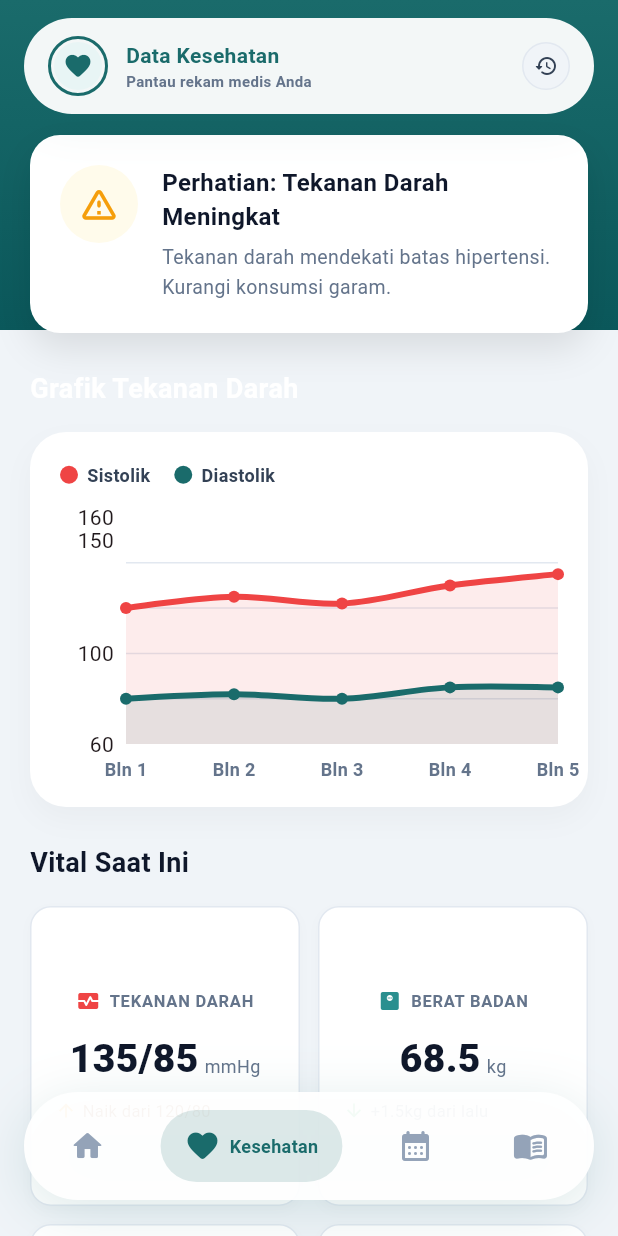
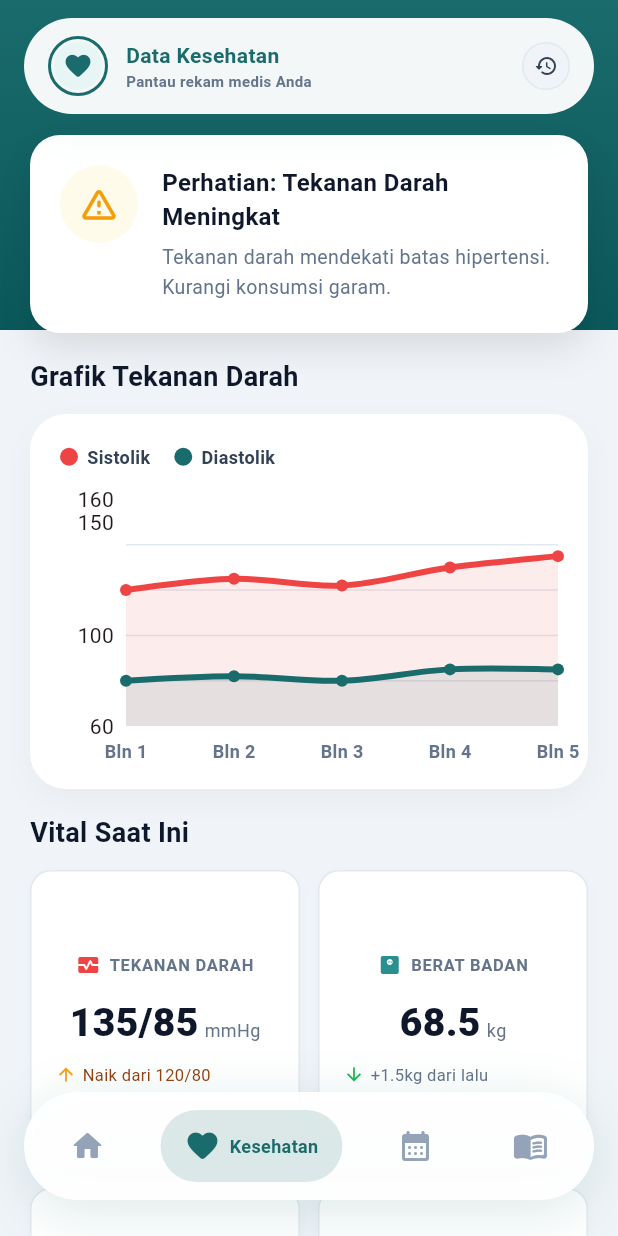
Before and after one commit to ardhikaxx/sipeka-mobile, a Flutter app: the screen it shows after launch, item 2 of the bottom bar chosen, on a phone screen of 412 x 824 dp. Run offline on Flutter 3.47's test engine with Material 3 defaults, Android fonts, the phone set to English and light mode, and no system bars; drawn by our look-alikes of fl_chart; our stand-ins replace get, table_calendar.

Commit message:
style: reduce spacing between sections in health data view

```diff
--- a/lib/features/health_data/views/health_data_view.dart
+++ b/lib/features/health_data/views/health_data_view.dart
@@ -36,14 +36,15 @@ class HealthDataView extends GetView<HealthDataController> {
             physics: const BouncingScrollPhysics(),
             children: [
               _buildAlertBanner(),
-              const SizedBox(height: 24),
-              const Text('Grafik Tekanan Darah', style: TextStyle(fontSize: 18, fontWeight: FontWeight.bold, color: Colors.white)),
               const SizedBox(height: 16),
+              const Text('Grafik Tekanan Darah', style: TextStyle(fontSize: 18, fontWeight: FontWeight.bold, color: AppColors.gray900)),
+              const SizedBox(height: 12),
               _buildChart(),
-              const SizedBox(height: 24),
+              const SizedBox(height: 16),
               const Text('Vital Saat Ini', style: TextStyle(fontSize: 18, fontWeight: FontWeight.bold, color: AppColors.gray900)),
-              const SizedBox(height: 16),
+              const SizedBox(height: 12),
               GridView.count(
+                padding: EdgeInsets.zero,
                 crossAxisCount: 2, shrinkWrap: true, physics: const NeverScrollableScrollPhysics(), crossAxisSpacing: 12, mainAxisSpacing: 12, childAspectRatio: 0.9,
                 children: [
                   Obx(() => VitalCard(title: 'Tekanan Darah', value: '${controller.bpSistolik.value}/${controller.bpDiastolik.value}', unit: 'mmHg', icon: Icons.monitor_heart, iconColor: AppColors.riskRed, isWarning: true, trendMessage: 'Naik dari 120/80')),
@@ -54,7 +55,7 @@ class HealthDataView extends GetView<HealthDataController> {
               ),
               const SizedBox(height: 24),
               const Text('Hasil Lab Terakhir (12 Ags 2026)', style: TextStyle(fontSize: 18, fontWeight: FontWeight.bold, color: AppColors.gray900)),
-              const SizedBox(height: 16),
+              const SizedBox(height: 12),
               Container(
                 padding: const EdgeInsets.all(20),
                 decoration: BoxDecoration(color: Colors.white, borderRadius: BorderRadius.circular(20), boxShadow: [BoxShadow(color: Colors.black.withOpacity(0.03), blurRadius: 10, offset: const Offset(0, 5))]),
```
